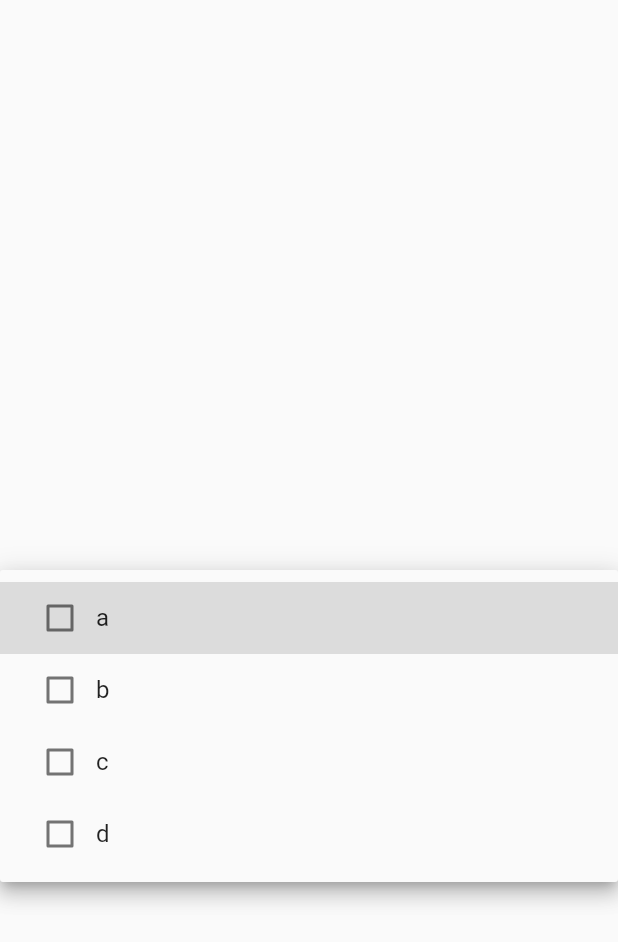
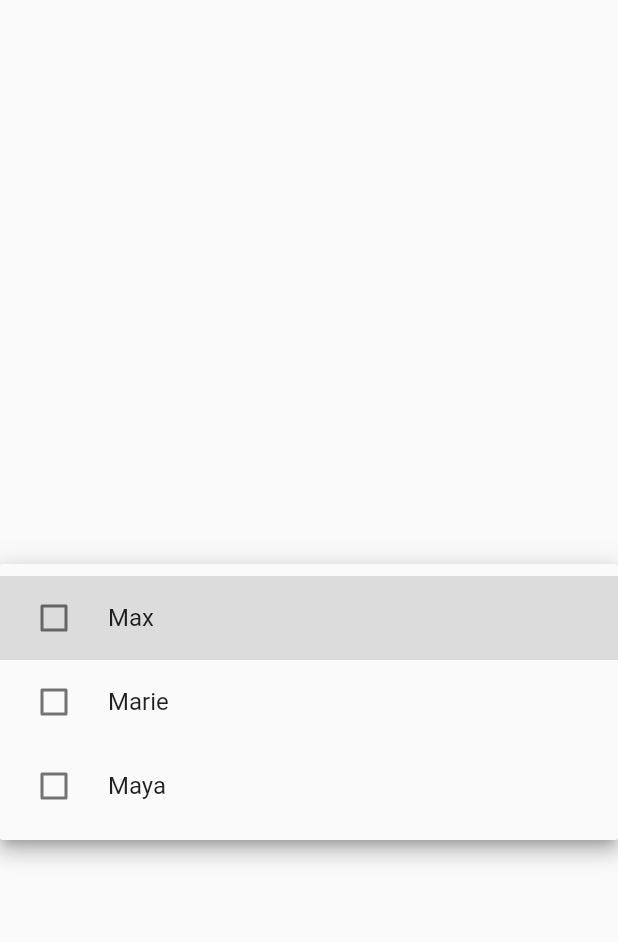
Before and after one commit to TaimoorHassan/multiselect, a Flutter app: the screen it shows after launch, after a tap on the "arrow drop down" icon, on a phone screen of 412 x 824 dp. Shown: the top 942 px of the screen. Run offline on Flutter 3.47's test engine with Material 2 defaults, Android fonts, the phone set to English and light mode, and no system bars; our stand-ins replace states_rebuilder.

Commit message:
Add generic types | add example | adjust view

```diff
--- a/example/lib/main.dart
+++ b/example/lib/main.dart
@@ -1,3 +1,4 @@
+import 'package:example/models/user.dart';
 import 'package:flutter/material.dart';
 import 'package:multiselect/multiselect.dart';
 
@@ -14,21 +15,27 @@ class MyApp extends StatelessWidget {
       theme: ThemeData(
         primarySwatch: Colors.blue,
       ),
-      home: Home(),
+      home: Home(
+        users: User.generateRandomUser,
+      ),
     );
   }
 }
 
 class Home extends StatefulWidget {
-  const Home({Key? key}) : super(key: key);
+  const Home({
+    Key? key,
+    required this.users,
+  }) : super(key: key);
+
+  final List<User> users;
 
   @override
   _HomeState createState() => _HomeState();
 }
 
 class _HomeState extends State<Home> {
-
-  List<String> selected = [];
+  List<User> selected = [];
 
   @override
   Widget build(BuildContext context) {
@@ -37,14 +44,15 @@ class _HomeState extends State<Home> {
       child: Padding(
         padding: const EdgeInsets.all(20.0),
         child: DropDownMultiSelect(
-          onChanged: (List<String> x) {
+          menuItembuilder: (user) => Text(user!.name),
+          onChanged: (List x) {
             setState(() {
-              selected =x;
+              selected = x as List<User>;
             });
           },
-          options: ['a' , 'b' , 'c' , 'd'],
+          options: widget.users,
           selectedValues: selected,
-          whenEmpty: 'Select Something',
+          whenEmpty: 'No users selected yet',
         ),
       ),
     ));
--- /dev/null
+++ b/example/lib/models/user.dart
@@ -0,0 +1,79 @@
+import 'dart:convert';
+
+class User {
+  String id;
+  String name;
+  DateTime birthdate;
+  User({
+    required this.id,
+    required this.name,
+    required this.birthdate,
+  });
+
+  User copyWith({
+    String? id,
+    String? name,
+    DateTime? birthdate,
+  }) {
+    return User(
+      id: id ?? this.id,
+      name: name ?? this.name,
+      birthdate: birthdate ?? this.birthdate,
+    );
+  }
+
+  Map<String, dynamic> toMap() {
+    return {
+      'id': id,
+      'name': name,
+      'birthdate': birthdate.millisecondsSinceEpoch,
+    };
+  }
+
+  factory User.fromMap(Map<String, dynamic> map) {
+    return User(
+      id: map['id'] ?? '',
+      name: map['name'] ?? '',
+      birthdate: DateTime.fromMillisecondsSinceEpoch(map['birthdate']),
+    );
+  }
+
+  String toJson() => json.encode(toMap());
+
+  factory User.fromJson(String source) => User.fromMap(json.decode(source));
+
+  @override
+  String toString() => 'User(id: $id, name: $name, birthdate: $birthdate)';
+
+  @override
+  bool operator ==(Object other) {
+    if (identical(this, other)) return true;
+
+    return other is User &&
+        other.id == id &&
+        other.name == name &&
+        other.birthdate == birthdate;
+  }
+
+  @override
+  int get hashCode => id.hashCode ^ name.hashCode ^ birthdate.hashCode;
+
+  static List<User> get generateRandomUser => <User>[
+        User(
+          id: '1234-5678-9012-3456',
+          name: 'Max',
+          birthdate: DateTime.now(),
+        ),
+        User(
+          id: '5678-9012-3456-1234',
+          name: 'Marie',
+          birthdate: DateTime.now(),
+        ),
+        User(
+          id: '3456-1234-5678-9012',
+          name: 'Maya',
+          birthdate: DateTime.now(),
+        ),
+
+      ];
+}
--- a/example/pubspec.yaml
+++ b/example/pubspec.yaml
@@ -25,7 +25,7 @@ dependencies:
     sdk: flutter
 
   multiselect:
-    path: './../'
+    path: ../
   # The following adds the Cupertino Icons font to your application.
   # Use with the CupertinoIcons class for iOS style icons.
   cupertino_icons: ^1.0.2
--- a/lib/multiselect.dart
+++ b/lib/multiselect.dart
@@ -10,27 +10,26 @@ var _theState = RM.inject(() => _TheState());
 class _SelectRow extends StatelessWidget {
   final Function(bool) onChange;
   final bool selected;
-  final String text;
+  final Widget child;
 
-  const _SelectRow(
-      {Key? key,
+  const _SelectRow({
+    Key? key,
     required this.onChange,
     required this.selected,
-      required this.text})
-      : super(key: key);
+    required this.child,
+  }) : super(key: key);
 
   @override
   Widget build(BuildContext context) {
-    return Row(
-      children: [
-        Checkbox(
+    return CheckboxListTile(
       value: selected,
+      title: child,
+      contentPadding: EdgeInsets.symmetric(horizontal: 16.0).copyWith(left: 0),
+      controlAffinity: ListTileControlAffinity.leading,
       onChanged: (x) {
         onChange(x!);
         _theState.notify();
-            }),
-        Text(text)
-      ],
+      },
     );
   }
 }
@@ -41,13 +40,13 @@ class _SelectRow extends StatelessWidget {
 ///
 class DropDownMultiSelect extends StatefulWidget {
   /// The options form which a user can select
-  final List<String> options;
+  final List options;
 
   /// Selected Values
-  final List<String> selectedValues;
+  final List selectedValues;
 
   /// This function is called whenever a value changes
-  final Function(List<String>) onChanged;
+  final ValueChanged<List> onChanged;
 
   /// defines whether the field is dense
   final bool isDense;
@@ -62,13 +61,13 @@ class DropDownMultiSelect extends StatefulWidget {
   final String? whenEmpty;
 
   /// a function to build custom childern
-  final Widget Function(List<String> selectedValues)? childBuilder;
+  final Widget Function(List selectedValues)? childBuilder;
 
   /// a function to build custom menu items
-  final Widget Function(String option)? menuItembuilder;
+  final Widget Function(dynamic option)? menuItembuilder;
 
   /// a function to validate
-  final String Function(String? selectedOptions)? validator;
+  final String Function(dynamic selectedOptions)? validator;
 
   /// defines whether the widget is read-only
   final bool readOnly;
@@ -99,20 +98,41 @@ class _DropDownMultiSelectState extends State<DropDownMultiSelect> {
       height: 100,
       child: Stack(
         children: [
-          _theState.rebuilder(() => widget.childBuilder != null
+          _theState.rebuilder(
+            () => widget.childBuilder != null
                 ? widget.childBuilder!(widget.selectedValues)
                 : Align(
                     child: Padding(
                       padding:
                           EdgeInsets.symmetric(vertical: 15, horizontal: 10),
-                      child: Text(widget.selectedValues.length > 0
+                      child: widget.menuItembuilder != null &&
+                              widget.selectedValues.length > 0
+                          ? Wrap(
+                              children: widget.selectedValues.map((e) {
+                                if (widget.selectedValues.indexOf(e) <
+                                    widget.selectedValues.length - 1) {
+                                  return Row(
+                                    mainAxisSize: MainAxisSize.min,
+                                    children: [
+                                      widget.menuItembuilder!(e),
+                                      Text(',')
+                                    ],
+                                  );
+                                }
+                                return widget.menuItembuilder!(e);
+                              }).toList(),
+                            )
+                          : Text(widget.selectedValues.length > 0
                               ? widget.selectedValues
+                                  .map((e) => e.toString())
                                   .reduce((a, b) => a + ' , ' + b)
-                          : widget.whenEmpty ?? '')),
-                  alignment: Alignment.centerLeft)),
+                              : widget.whenEmpty ?? ''),
+                    ),
+                    alignment: Alignment.centerLeft),
+          ),
           Align(
             alignment: Alignment.centerLeft,
-            child: DropdownButtonFormField<String>(
+            child: DropdownButtonFormField(
               validator: widget.validator != null ? widget.validator : null,
               decoration: widget.decoration != null
                   ? widget.decoration
@@ -139,11 +159,15 @@ class _DropDownMultiSelectState extends State<DropDownMultiSelect> {
               items: widget.options
                   .map((x) => DropdownMenuItem(
                         child: _theState.rebuilder(() {
-                          return widget.menuItembuilder != null
+                          return _SelectRow(
+                            selected: widget.selectedValues.contains(x),
+                            child: widget.menuItembuilder != null
                                 ? widget.menuItembuilder!(x)
-                              : _SelectRow(
-                                  selected: widget.selectedValues.contains(x),
-                                  text: x,
+                                : Text(
+                                    x.toString(),
+                                    overflow: TextOverflow.ellipsis,
+                                    maxLines: 1,
+                                  ),
                             onChange: (isSelected) {
                               if (isSelected) {
                                 var ns = widget.selectedValues;
```
Also changed, not shown: example/pubspec.lock, pubspec.lock, 3 other files. Lines whose indentation alone changed are shown as unchanged.
